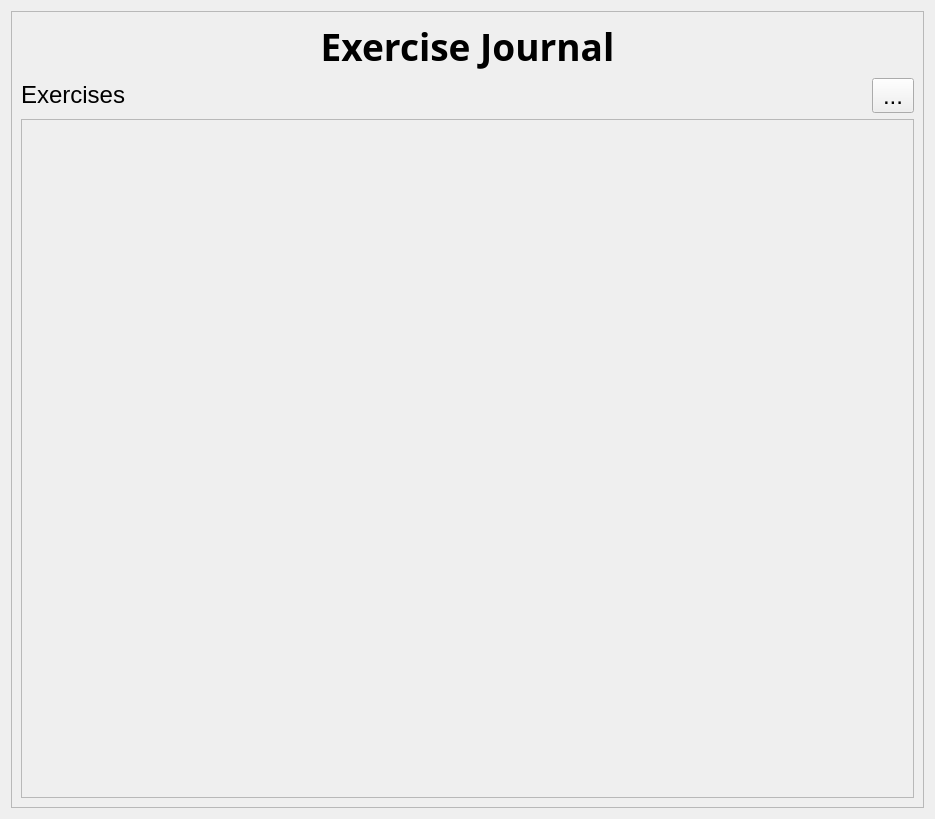
This is ui/pages/ExercisePage.ui in OpenFitnessPal/OpenFitnessPal as Qt 5 draws it before an edit. The edited form follows.
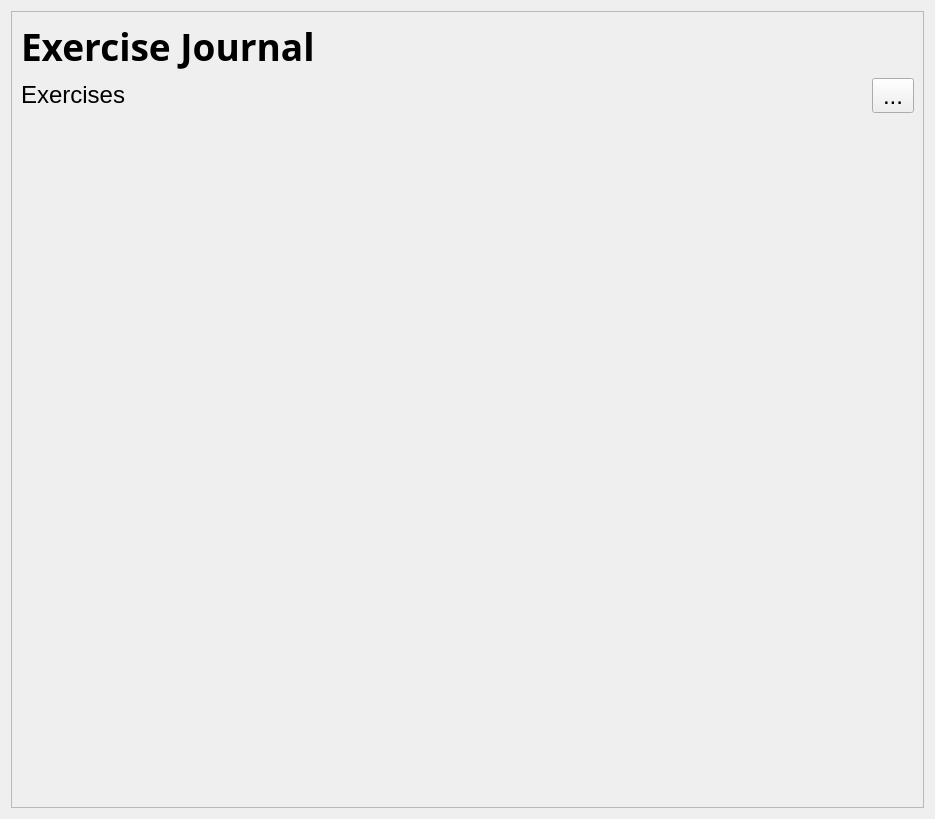
This is the edited form. Icons and pictures are not drawn.

Diff of the .ui file:
```diff
--- a/ui/pages/ExercisePage.ui
+++ b/ui/pages/ExercisePage.ui
@@ -65,9 +65,6 @@
          <property name="scaledContents">
           <bool>true</bool>
          </property>
-         <property name="alignment">
-          <set>Qt::AlignmentFlag::AlignCenter</set>
-         </property>
          <property name="wordWrap">
           <bool>true</bool>
          </property>
@@ -89,10 +86,7 @@
        <item row="2" column="0" colspan="2">
         <widget class="QFrame" name="exercises">
          <property name="frameShape">
-          <enum>QFrame::Shape::StyledPanel</enum>
-         </property>
-         <property name="frameShadow">
-          <enum>QFrame::Shadow::Raised</enum>
+          <enum>QFrame::NoFrame</enum>
          </property>
          <layout class="QVBoxLayout" name="exerciseLayout"/>
         </widget>
```
Left out of the diff: 13 changed lines with no effect on the pictures.
